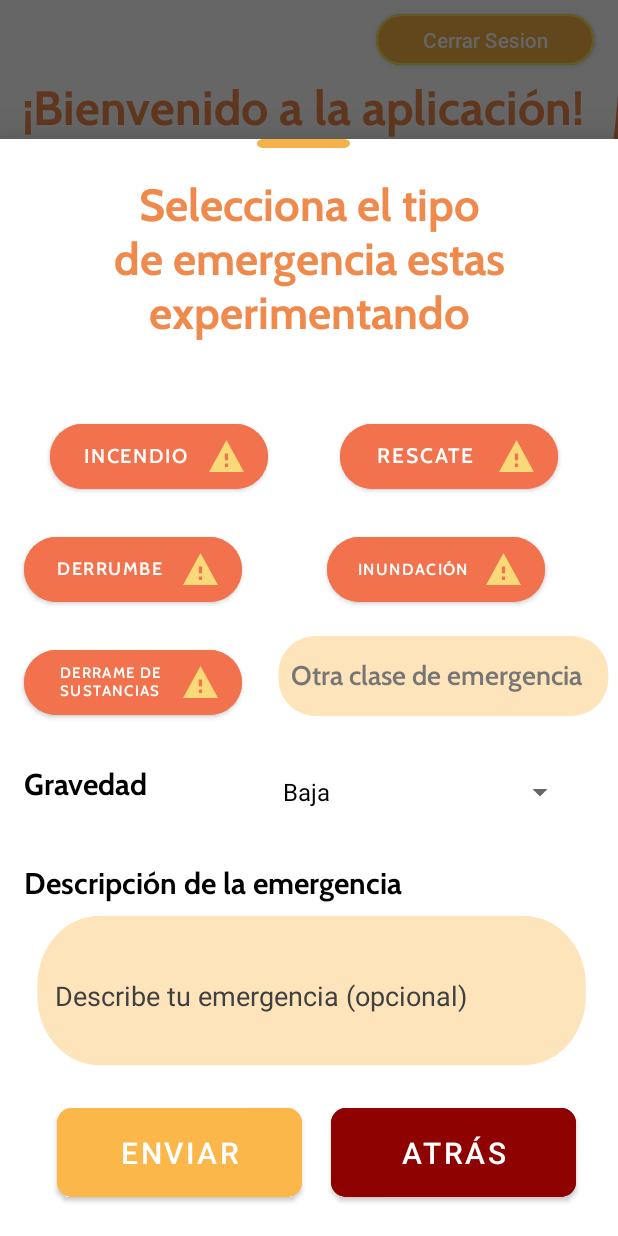
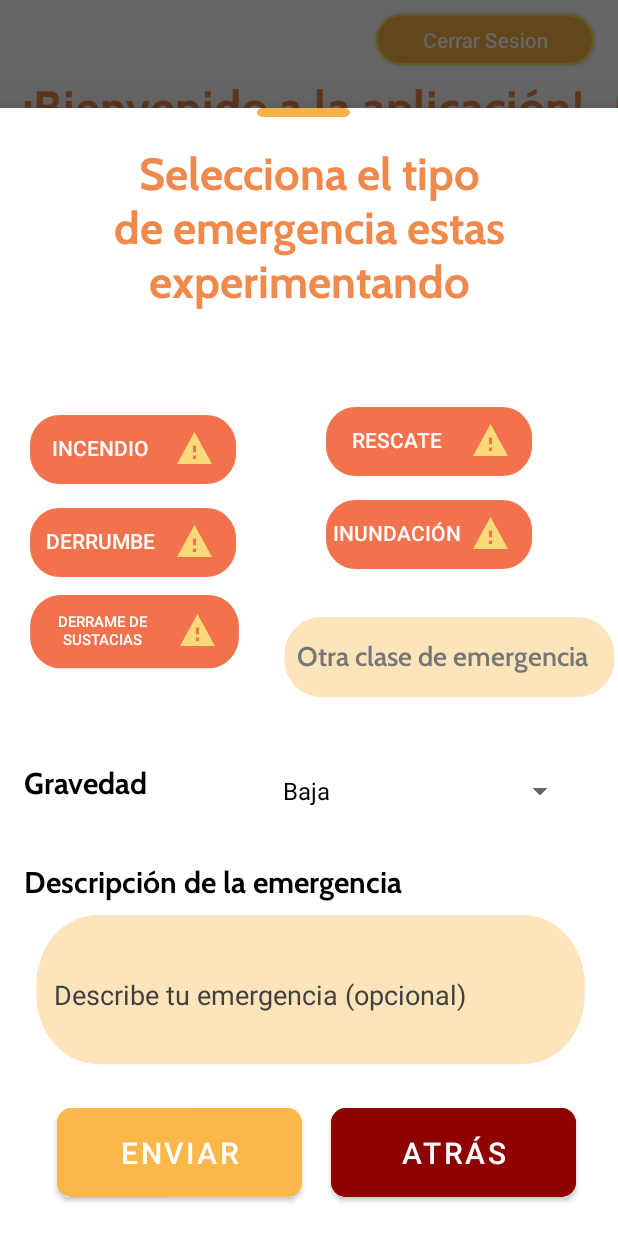
Before and after one commit to DJmnz0107/IGNIS---Android-App, an Android app: the HomeFragment screen opened directly, with no data from a screen before it, after a tap on an icon or button, on a phone screen of 412 x 824 dp. Run offline under Robolectric (Android 15) with nearby library versions, the phone set to English and light mode, and no system bars; our stand-ins replace navigation-ui.

Commit message:
insert a emergencias casi terminado

```diff
--- a/app/src/main/java/Modelo/LocationService.kt
+++ b/app/src/main/java/Modelo/LocationService.kt
@@ -5,7 +5,6 @@ import android.Manifest
 import android.annotation.SuppressLint
 import android.content.Context
 import android.content.pm.PackageManager
-import android.health.connect.datatypes.ExerciseRoute.Location
 import android.location.LocationManager
 import android.widget.Toast
 import androidx.core.app.ActivityCompat
@@ -16,6 +15,7 @@ import kotlinx.coroutines.Dispatchers
 import kotlinx.coroutines.ExperimentalCoroutinesApi
 import kotlinx.coroutines.launch
 import kotlinx.coroutines.suspendCancellableCoroutine
+import kotlinx.coroutines.withContext
 
 
 @OptIn(ExperimentalCoroutinesApi::class)
@@ -58,12 +58,22 @@ class LocationService(private val activity: MainActivity) {
         }
     }
 
-    private fun onPermissionsGranted() {
+     suspend fun getUbicacionAsync(activity: Context): String {
+        return withContext(Dispatchers.Main) {
+            val location = getUserLocation(activity)
+            location?.let {
+                return@withContext "${it.latitude} ${it.longitude}"
+            }
+            return@withContext "Ubicación no disponible"
+        }
+    }
+
+     private fun onPermissionsGranted() {
         CoroutineScope(Dispatchers.Main).launch {
             val location = getUserLocation(activity)
             location?.let {
-                val location = "Latitud: ${it.latitude}, Longitud: ${it.longitude}"
-                showToast("Ubicación obtenida: $location")
+                val ubicacion = "Latitud: ${it.latitude}, Longitud: ${it.longitude}"
+                showToast("Ubicación obtenida: $ubicacion")
             }
         }
     }
@@ -75,6 +85,7 @@ class LocationService(private val activity: MainActivity) {
     private fun showToast(message: String) {
         Toast.makeText(activity, message, Toast.LENGTH_SHORT).show()
     }
+
 
 
     @SuppressLint("MissingPermission")
--- a/app/src/main/java/N/J/L/F/S/Q/ignis_ptc/ui/home/HomeFragment.kt
+++ b/app/src/main/java/N/J/L/F/S/Q/ignis_ptc/ui/home/HomeFragment.kt
@@ -1,19 +1,28 @@
 package N.J.L.F.S.Q.ignis_ptc.ui.home
 
+import Modelo.ClaseConexion
+import Modelo.LocationService
+import N.J.L.F.S.Q.ignis_ptc.MainActivity
 import N.J.L.F.S.Q.ignis_ptc.R
 import android.os.Bundle
 import android.view.LayoutInflater
 import android.view.View
 import android.view.ViewGroup
-import android.widget.TextView
 import androidx.fragment.app.Fragment
 import androidx.lifecycle.ViewModelProvider
 import N.J.L.F.S.Q.ignis_ptc.databinding.FragmentHomeBinding
 import android.widget.ArrayAdapter
 import android.widget.Button
+import android.widget.EditText
 import android.widget.Spinner
+import android.widget.Toast
+import android.widget.ToggleButton
 import com.google.android.material.bottomsheet.BottomSheetBehavior
 import com.google.android.material.bottomsheet.BottomSheetDialog
+import kotlinx.coroutines.CoroutineScope
+import kotlinx.coroutines.Dispatchers
+import kotlinx.coroutines.launch
+import kotlinx.coroutines.withContext
 
 class HomeFragment : Fragment() {
 
@@ -22,17 +31,21 @@ class HomeFragment : Fragment() {
     // This property is only valid between onCreateView and
     // onDestroyView.
     private val binding get() = _binding!!
+    private lateinit var locationService: LocationService
 
     override fun onCreateView(
         inflater: LayoutInflater,
         container: ViewGroup?,
         savedInstanceState: Bundle?
     ): View {
+        locationService = LocationService(MainActivity())
+
         val homeViewModel =
             ViewModelProvider(this).get(HomeViewModel::class.java)
 
         _binding = FragmentHomeBinding.inflate(inflater, container, false)
         val root: View = binding.root
+
 
         val btnEmergencia = root.findViewById<Button>(R.id.btnEmergencia)
 
@@ -47,33 +60,97 @@ class HomeFragment : Fragment() {
         return root
     }
 
+
+
     private fun showBottomSheet() {
-        val context = context?: return
+        val context = context ?: return
 
         val bottomSheetDialog = BottomSheetDialog(context)
-
         val bottomSheetView = layoutInflater.inflate(R.layout.bottom_sheet_emergencias, null)
-
         bottomSheetDialog.setContentView(bottomSheetView)
 
         val behavior = BottomSheetBehavior.from(bottomSheetView.parent as View)
-
         behavior.isFitToContents = true
         behavior.state = BottomSheetBehavior.STATE_EXPANDED
 
+        val spGravedad = bottomSheetView.findViewById<Spinner>(R.id.spGravedad)
+        val listadoGravedad = arrayOf("Baja", "Media", "Alta")
+        val adapterSpinner = ArrayAdapter(context, android.R.layout.simple_spinner_dropdown_item, listadoGravedad)
+        spGravedad.adapter = adapterSpinner
 
-        val spGravedad = bottomSheetView.findViewById<Spinner>(R.id.spGravedad)
+        val txtTipoEmergencia = bottomSheetView.findViewById<EditText>(R.id.txtTipoEmergencia)
+        val btnIncendio = bottomSheetView.findViewById<ToggleButton>(R.id.tbtnIncendio)
+        val btnRescate = bottomSheetView.findViewById<ToggleButton>(R.id.tbtnRescate)
+        val btnDerrumbe = bottomSheetView.findViewById<ToggleButton>(R.id.tbtnDerrumbe)
+        val btnInundacion = bottomSheetView.findViewById<ToggleButton>(R.id.tbtnInundacion)
+        val btnDerrame = bottomSheetView.findViewById<ToggleButton>(R.id.tbtnDerrame)
+        val txtDescripcion = bottomSheetView.findViewById<EditText>(R.id.txtDescripcion)
 
-        val listadoGravedad = arrayOf("Baja", "Media", "Alta")
+        val toggleButtons = listOf(btnIncendio, btnRescate, btnDerrumbe, btnInundacion, btnDerrame)
 
-        val AdapterSpinner = ArrayAdapter(requireContext(), android.R.layout.simple_spinner_dropdown_item, listadoGravedad)
+        val gravedadSeleccionada = spGravedad.selectedItem.toString()
 
-        spGravedad.adapter = AdapterSpinner
+        var textTipoEmergencia = ""
+
+        toggleButtons.forEach { toggleButton ->
+            toggleButton.setOnClickListener {
+                if (toggleButton.isChecked) {
+                    toggleButtons.filter { it != toggleButton }.forEach { it.isChecked = false }
+                    txtTipoEmergencia.isEnabled = false
+                } else {
+                    txtTipoEmergencia.isEnabled = true
+                    textTipoEmergencia = txtTipoEmergencia.toString()
+
+                }
+            }
+        }
 
         bottomSheetDialog.show()
 
+        val btnEnviar = bottomSheetView.findViewById<Button>(R.id.btnEnviar)
+        btnEnviar.setOnClickListener {
+            val descripcion = txtDescripcion.text.toString()
 
+            CoroutineScope(Dispatchers.IO).launch {
+                try {
+                    val ubicacion = withContext(Dispatchers.IO) {
+                        LocationService(context as MainActivity).getUbicacionAsync(context)
+                    }
+
+                    if (ubicacion.isNotBlank()) {
+                        val objConexion = ClaseConexion().cadenaConexion()
+                        val insertEmergencia = objConexion?.prepareStatement("INSERT INTO Emergencias (ubicacion_emergencia, descripcion_emergencia, gravedad_emergencia, tipo_emergencia, respuesta_notificacion, estado_emergencia) VALUES (?, ?, ?, ?, ? ,?)")!!
+
+                        insertEmergencia.setString(1, ubicacion)
+                        insertEmergencia.setString(2, descripcion)
+                        insertEmergencia.setString(3, gravedadSeleccionada)
+                        insertEmergencia.setString(4, textTipoEmergencia)
+                        insertEmergencia.setString(5, "En espera")
+                        insertEmergencia.setString(6, "En proceso")
+
+                        insertEmergencia.executeUpdate()
+
+                        withContext(Dispatchers.Main) {
+                            Toast.makeText(requireContext(), "Información ingresada correctamente", Toast.LENGTH_LONG).show()
+                            txtDescripcion.text.clear()
+                            txtTipoEmergencia.text.clear()
+                        }
+
+
+                    } else {
+                    }
+
+                } catch (e: Exception) {
+                    println("El error es: $e")
+                }
+            }
+        }
     }
+
+
+
+
+
 
 
     override fun onDestroyView() {
--- /dev/null
+++ b/app/src/main/res/drawable/buttonbackground.xml
@@ -0,0 +1,12 @@
+<?xml version="1.0" encoding="utf-8"?>
+<vector xmlns:android="http://schemas.android.com/apk/res/android"
+    android:width="145dp"
+    android:height="54dp"
+    android:viewportWidth="145"
+    android:viewportHeight="54">
+    <group>
+        <path
+            android:fillColor="#FFF1724D"
+            android:pathData="M4 20c0-11.05 8.95-20 20-20h97c11.05 0 20 8.95 20 20v6c0 11.05-8.95 20-20 20h-97c-11.05 0-20-8.95-20-20z"/>
+    </group>
+</vector>
--- /dev/null
+++ b/app/src/main/res/drawable/buttonbackgroundalpresionar.xml
@@ -0,0 +1,12 @@
+<?xml version="1.0" encoding="utf-8"?>
+<vector xmlns:android="http://schemas.android.com/apk/res/android"
+    android:width="145dp"
+    android:height="54dp"
+    android:viewportWidth="145"
+    android:viewportHeight="54">
+    <group>
+        <path
+            android:fillColor="#FF8E0202"
+            android:pathData="M4 20c0-11.05 8.95-20 20-20h97c11.05 0 20 8.95 20 20v6c0 11.05-8.95 20-20 20h-97c-11.05 0-20-8.95-20-20z"/>
+    </group>
+</vector>
--- /dev/null
+++ b/app/src/main/res/drawable/cambiarboton.xml
@@ -0,0 +1,5 @@
+<?xml version="1.0" encoding="utf-8"?>
+<selector xmlns:android="http://schemas.android.com/apk/res/android">
+    <item android:drawable="@drawable/buttonbackgroundalpresionar" android:state_checked="true" />
+    <item android:drawable="@drawable/buttonbackground" />
+</selector>
--- a/app/src/main/res/layout/bottom_sheet_emergencias.xml
+++ b/app/src/main/res/layout/bottom_sheet_emergencias.xml
@@ -10,22 +10,6 @@
     app:layout_behavior="com.google.android.material.bottomsheet.BottomSheetBehavior">
 
 
-    <Button
-        android:id="@+id/button8"
-        android:layout_width="145dp"
-        android:layout_height="55dp"
-        android:layout_marginBottom="28dp"
-        android:backgroundTint="#F1724D"
-        android:drawableRight="@drawable/peligro_vector"
-        android:fontFamily="@font/cabin_semibold"
-        android:text="Derrame de sustancias"
-        android:textSize="10sp"
-        app:cornerRadius="30dp"
-        app:layout_constraintBottom_toTopOf="@+id/textView14"
-        app:layout_constraintEnd_toEndOf="parent"
-        app:layout_constraintHorizontal_bias="0.06"
-        app:layout_constraintStart_toStartOf="parent" />
-
     <ImageView
         android:id="@+id/imageView3"
         android:layout_width="wrap_content"
@@ -36,66 +20,6 @@
         app:layout_constraintBottom_toTopOf="@+id/textView16"
         app:layout_constraintEnd_toEndOf="parent"
         app:layout_constraintHorizontal_bias="0.489"
-        app:layout_constraintStart_toStartOf="parent" />
-
-    <Button
-        android:id="@+id/button7"
-        android:layout_width="145dp"
-        android:layout_height="55dp"
-        android:layout_marginBottom="20dp"
-        android:backgroundTint="#F1724D"
-        android:drawableRight="@drawable/peligro_vector"
-        android:fontFamily="@font/cabin_semibold"
-        android:text="Inundación"
-        android:textSize="10.5sp"
-        app:cornerRadius="30dp"
-        app:layout_constraintBottom_toTopOf="@+id/button8"
-        app:layout_constraintEnd_toEndOf="parent"
-        app:layout_constraintHorizontal_bias="0.54"
-        app:layout_constraintStart_toEndOf="@+id/button6" />
-
-    <Button
-        android:id="@+id/button4"
-        android:layout_width="145dp"
-        android:layout_height="55dp"
-        android:layout_marginEnd="40dp"
-        android:layout_marginBottom="20dp"
-        android:backgroundTint="#F1724D"
-        android:drawableRight="@drawable/peligro_vector"
-        android:fontFamily="@font/cabin_semibold"
-        android:text="Rescate"
-        app:cornerRadius="30dp"
-        app:layout_constraintBottom_toTopOf="@+id/button7"
-        app:layout_constraintEnd_toEndOf="parent" />
-
-    <Button
-        android:id="@+id/button"
-        android:layout_width="145dp"
-        android:layout_height="55dp"
-        android:layout_marginEnd="48dp"
-        android:layout_marginBottom="20dp"
-        android:backgroundTint="#F1724D"
-        android:drawableRight="@drawable/peligro_vector"
-        android:fontFamily="@font/cabin_semibold"
-        android:text="Incendio"
-        android:textSize="13sp"
-        app:cornerRadius="30dp"
-        app:layout_constraintBottom_toTopOf="@+id/button6"
-        app:layout_constraintEnd_toStartOf="@+id/button4" />
-
-    <Button
-        android:id="@+id/button6"
-        android:layout_width="145dp"
-        android:layout_height="55dp"
-        android:layout_marginStart="16dp"
-        android:layout_marginBottom="20dp"
-        android:backgroundTint="#F1724D"
-        android:drawableRight="@drawable/peligro_vector"
-        android:fontFamily="@font/cabin_semibold"
-        android:text="Derrumbe"
-        android:textSize="12sp"
-        app:cornerRadius="30dp"
-        app:layout_constraintBottom_toTopOf="@+id/button8"
         app:layout_constraintStart_toStartOf="parent" />
 
     <TextView
@@ -130,19 +54,19 @@
         android:text="Descripción de la emergencia"
         android:textColor="#000000"
         android:textSize="20sp"
-        app:layout_constraintBottom_toTopOf="@+id/editTextText3"
+        app:layout_constraintBottom_toTopOf="@+id/txtDescripcion"
         app:layout_constraintEnd_toEndOf="parent"
         app:layout_constraintHorizontal_bias="0.101"
         app:layout_constraintStart_toStartOf="parent" />
 
     <EditText
-        android:id="@+id/editTextText3"
+        android:id="@+id/txtDescripcion"
         android:layout_width="378dp"
         android:layout_height="118dp"
-        android:layout_marginBottom="4dp"
+        android:layout_marginBottom="76dp"
         android:background="@drawable/round_edittextorange"
+
         android:ems="10"
-
         android:hint="Describe tu emergencia (opcional)"
         android:paddingLeft="20dp"
         android:paddingBottom="12dp"
@@ -150,13 +74,13 @@
         android:shadowDy="3"
         android:textAllCaps="false"
         android:textColorHint="#404040"
-        app:layout_constraintBottom_toTopOf="@+id/button9"
+        app:layout_constraintBottom_toBottomOf="@+id/btnEnviar"
         app:layout_constraintEnd_toEndOf="parent"
-        app:layout_constraintHorizontal_bias="0.483"
+        app:layout_constraintHorizontal_bias="0.466"
         app:layout_constraintStart_toStartOf="parent" />
 
     <Button
-        android:id="@+id/button9"
+        android:id="@+id/btnEnviar"
         android:layout_width="163dp"
         android:layout_height="71dp"
         android:layout_marginBottom="20dp"
@@ -165,12 +89,12 @@
         android:textSize="20sp"
         app:cornerRadius="10dp"
         app:layout_constraintBottom_toBottomOf="parent"
-        app:layout_constraintEnd_toStartOf="@+id/button10"
+        app:layout_constraintEnd_toStartOf="@+id/btnAtras"
         app:layout_constraintHorizontal_bias="0.666"
         app:layout_constraintStart_toStartOf="parent" />
 
     <Button
-        android:id="@+id/button10"
+        android:id="@+id/btnAtras"
         android:layout_width="163dp"
         android:layout_height="71dp"
         android:layout_marginEnd="28dp"
@@ -183,10 +107,10 @@
         app:layout_constraintEnd_toEndOf="parent" />
 
     <EditText
-        android:id="@+id/editTextText4"
+        android:id="@+id/txtTipoEmergencia"
         android:layout_width="227dp"
         android:layout_height="63dp"
-        android:layout_marginBottom="16dp"
+        android:layout_marginBottom="28dp"
         android:background="@drawable/round_edittextorange"
         android:ems="10"
         android:fontFamily="@font/cabin_semibold"
@@ -197,21 +121,116 @@
         android:textColorHint="#777575"
         app:layout_constraintBottom_toTopOf="@+id/spGravedad"
         app:layout_constraintEnd_toEndOf="parent"
-        app:layout_constraintHorizontal_bias="0.978"
+        app:layout_constraintHorizontal_bias="1.0"
         app:layout_constraintStart_toStartOf="parent" />
 
     <TextView
         android:id="@+id/textView16"
         android:layout_width="323dp"
         android:layout_height="144dp"
-        android:layout_marginEnd="4dp"
-        android:layout_marginBottom="348dp"
+        android:layout_marginBottom="368dp"
         android:fontFamily="@font/cabin_bold"
         android:text="Selecciona el tipo de emergencia estas experimentando"
         android:textAlignment="center"
         android:textColor="#EF8A4C"
         android:textSize="30sp"
-        app:layout_constraintBottom_toTopOf="@+id/editTextText3"
-        app:layout_constraintEnd_toEndOf="@+id/button4" />
+        app:layout_constraintBottom_toTopOf="@+id/txtDescripcion"
+        app:layout_constraintEnd_toEndOf="parent"
+        app:layout_constraintStart_toStartOf="parent" />
+
+    <ToggleButton
+        android:id="@+id/tbtnIncendio"
+        android:layout_width="wrap_content"
+        android:layout_height="wrap_content"
+        android:layout_marginStart="16dp"
+        android:layout_marginTop="16dp"
+        android:background="@drawable/cambiarboton"
+        android:checked="false"
+        android:drawableRight="@drawable/peligro_vector"
+        android:paddingRight="20dp"
+        android:paddingBottom="10dp"
+        android:text="Incendio"
+        android:textColor="#FFFFFF"
+        android:textOff="Incendio"
+        android:textOn="Incendio"
+        app:layout_constraintBottom_toTopOf="@+id/tbtnDerrumbe"
+        app:layout_constraintStart_toStartOf="parent"
+        app:layout_constraintTop_toBottomOf="@+id/textView16"
+        app:layout_constraintVertical_bias="0.7" />
+
+    <ToggleButton
+        android:id="@+id/tbtnRescate"
+        android:layout_width="wrap_content"
+        android:layout_height="wrap_content"
+        android:layout_marginBottom="8dp"
+        android:background="@drawable/cambiarboton"
+        android:checked="false"
+        android:drawableRight="@drawable/peligro_vector"
+        android:paddingRight="20dp"
+        android:paddingBottom="10dp"
+        android:text="Rescate"
+        android:textColor="#FFFFFF"
+        android:textOff="Rescate"
+        android:textOn="Rescate"
+        app:layout_constraintBottom_toTopOf="@+id/tbtnInundacion"
+        app:layout_constraintEnd_toEndOf="parent"
+        app:layout_constraintHorizontal_bias="0.494"
+        app:layout_constraintStart_toEndOf="@+id/tbtnIncendio" />
+
+    <ToggleButton
+        android:id="@+id/tbtnDerrumbe"
+        android:layout_width="wrap_content"
+        android:layout_height="wrap_content"
+        android:layout_marginStart="16dp"
+        android:layout_marginBottom="4dp"
+        android:background="@drawable/cambiarboton"
+        android:checked="false"
+        android:drawableRight="@drawable/peligro_vector"
+        android:paddingRight="20dp"
+        android:paddingBottom="10dp"
+        android:text="Derrumbe"
+        android:textColor="#FFFFFF"
+        android:textOff="Derrumbe"
+        android:textOn="Derrumbe"
+        app:layout_constraintBottom_toTopOf="@+id/tbtnDerrame"
+        app:layout_constraintStart_toStartOf="parent" />
+
+    <ToggleButton
+        android:id="@+id/tbtnInundacion"
+        android:layout_width="wrap_content"
+        android:layout_height="wrap_content"
+        android:layout_marginBottom="24dp"
+        android:background="@drawable/cambiarboton"
+        android:checked="false"
+        android:drawableRight="@drawable/peligro_vector"
+        android:paddingRight="20dp"
+        android:paddingBottom="10dp"
+        android:text="Inundación"
+        android:textColor="#FFFFFF"
+        android:textOff="Inundación"
+        android:textOn="Inundación"
+        app:layout_constraintBottom_toTopOf="@+id/txtTipoEmergencia"
+        app:layout_constraintEnd_toEndOf="parent"
+        app:layout_constraintHorizontal_bias="0.494"
+        app:layout_constraintStart_toEndOf="@+id/tbtnDerrumbe" />
+
+    <ToggleButton
+        android:id="@+id/tbtnDerrame"
+        android:layout_width="147dp"
+        android:layout_height="57dp"
+        android:layout_marginStart="16dp"
+        android:layout_marginBottom="56dp"
+        android:background="@drawable/cambiarboton"
+        android:checked="false"
+        android:drawableRight="@drawable/peligro_vector"
+        android:paddingRight="20dp"
+        android:paddingBottom="10dp"
+        android:text="Derrame de sustacias"
+        android:textColor="#FFFFFF"
+        android:textOff="Derrame de sustacias"
+        android:textOn="Derrame de sustacias"
+        android:textSize="10sp"
+        app:layout_constraintBottom_toTopOf="@+id/textView14"
+        app:layout_constraintStart_toStartOf="parent" />
 
 </androidx.constraintlayout.widget.ConstraintLayout>
```
